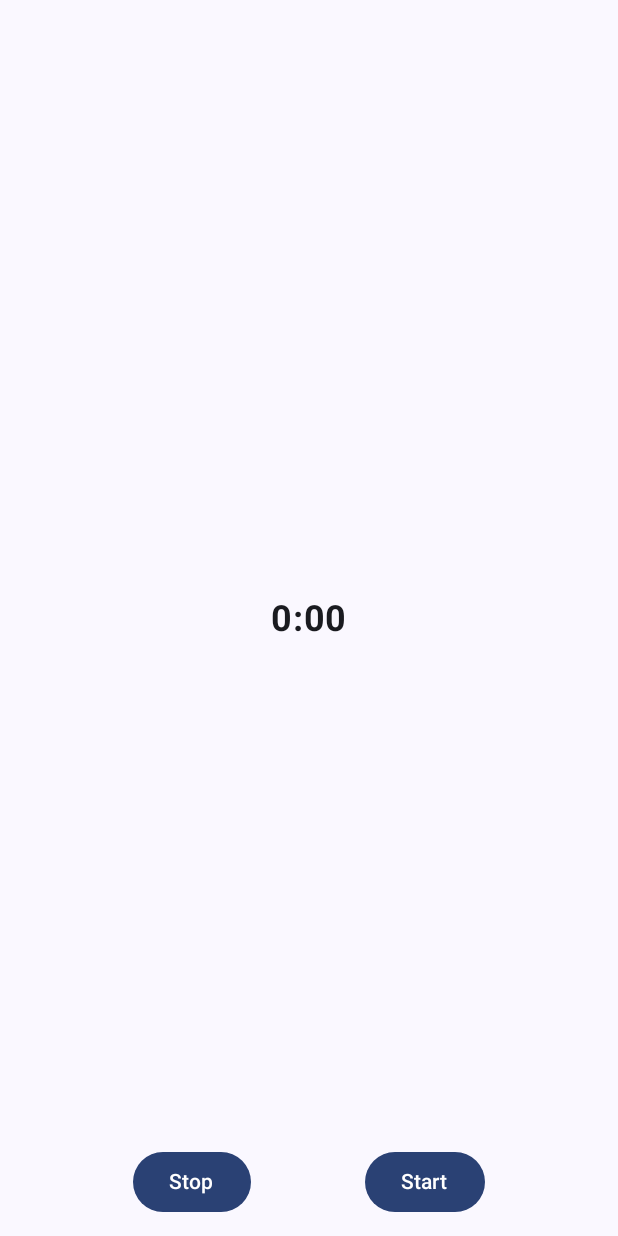
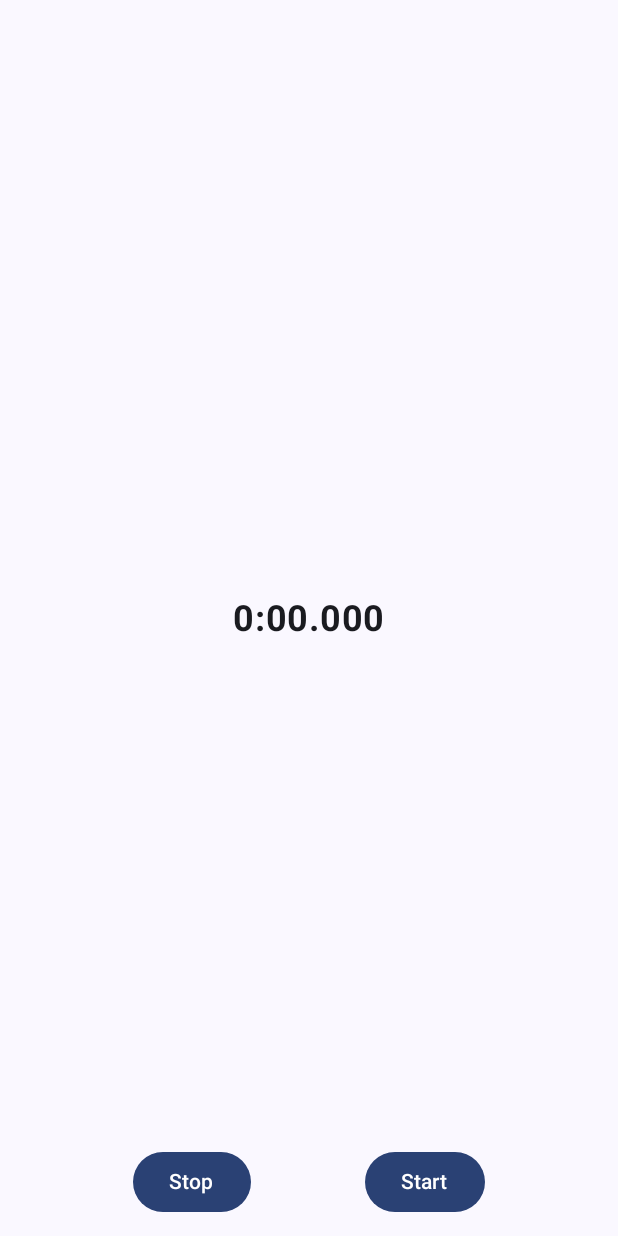
Before and after one commit to FlyingBackdoor/OneMinute, an Android app built with Jetpack Compose: the screen it shows after launch (MainActivity), after a tap on "Stop", on a phone screen of 412 x 824 dp. Run offline under Robolectric (Android 15) with nearby library versions, the phone set to English and light mode, and no system bars.

```diff
--- a/app/src/main/java/dev/sohair/oneminute/TimerApp.kt
+++ b/app/src/main/java/dev/sohair/oneminute/TimerApp.kt
@@ -15,6 +15,7 @@ class TimerApp: Application() {
             modules(AppModules.timerModule)
         }
 
+        //Create notification channel
         NotificationUtils.createNotificationChannel(this)
     }
 }
--- a/app/src/main/java/dev/sohair/oneminute/ui/components/HomeScreen.kt
+++ b/app/src/main/java/dev/sohair/oneminute/ui/components/HomeScreen.kt
@@ -29,7 +29,7 @@ fun HomeScreen(modifier: Modifier = Modifier) {
     val viewModel: HomeScreenViewModel = getViewModel()
     var elapsedTime by remember { mutableStateOf(0L) }
     var timerState by remember { mutableStateOf(TimerState.PAUSED) }
-    var timerText by remember { mutableStateOf("0:00") }
+    var timerText by remember { mutableStateOf("0:00.000") }
     val context = LocalContext.current
 
     LaunchedEffect(viewModel.timerState) {
@@ -44,8 +44,8 @@ fun HomeScreen(modifier: Modifier = Modifier) {
             val minutes = time / 60
             val seconds = time % 60
             timerText = "$minutes:${if (seconds < 10) "0$seconds" else seconds}"
-            if (time == 0L){
-                NotificationUtils.showNotification(context, "Finished...")
+            if (time == 0L) {
+                NotificationUtils.showNotification(context, "One Minute Completed")
             }
         }
     }
@@ -69,7 +69,7 @@ fun HomeScreen(modifier: Modifier = Modifier) {
             Button(onClick = {
                 viewModel.stopTimer()
                 elapsedTime = 0L
-                timerText = "0:00"
+                timerText = "0:00.000"
             }) {
                 Text(text = stringResource(id = R.string.stop))
             }
--- a/app/src/main/java/dev/sohair/oneminute/ui/components/TimerUi.kt
+++ b/app/src/main/java/dev/sohair/oneminute/ui/components/TimerUi.kt
@@ -6,7 +6,6 @@ import androidx.compose.foundation.Canvas
 import androidx.compose.foundation.layout.Box
 import androidx.compose.foundation.layout.fillMaxSize
 import androidx.compose.foundation.layout.size
-import androidx.compose.material3.MaterialTheme
 import androidx.compose.material3.Text
 import androidx.compose.runtime.Composable
 import androidx.compose.runtime.LaunchedEffect
@@ -16,7 +15,6 @@ import androidx.compose.runtime.remember
 import androidx.compose.runtime.setValue
 import androidx.compose.ui.Alignment
 import androidx.compose.ui.Modifier
-import androidx.compose.ui.graphics.Color
 import androidx.compose.ui.graphics.StrokeCap
 import androidx.compose.ui.graphics.drawscope.Stroke
 import androidx.compose.ui.text.font.FontWeight
--- a/app/src/main/java/dev/sohair/oneminute/utils/NotificationUtils.kt
+++ b/app/src/main/java/dev/sohair/oneminute/utils/NotificationUtils.kt
@@ -36,7 +36,7 @@ object NotificationUtils {
                 .setSmallIcon(R.drawable.ic_launcher_foreground)
                 .setContentTitle("Timer Expired")
                 .setContentText(contentText)
-                .setPriority(NotificationCompat.PRIORITY_DEFAULT)
+                .setPriority(NotificationCompat.PRIORITY_HIGH)
 
             with(NotificationManagerCompat.from(context)) {
                 notify(NOTIFICATION_ID, builder.build())
```
Also changed, not shown: app/src/main/java/dev/sohair/oneminute/MainActivity.kt (+0 -20 lines), app/src/main/AndroidManifest.xml (line endings or trailing spaces), app/src/main/java/dev/sohair/oneminute/data/TimerState.kt (line endings or trailing spaces).
